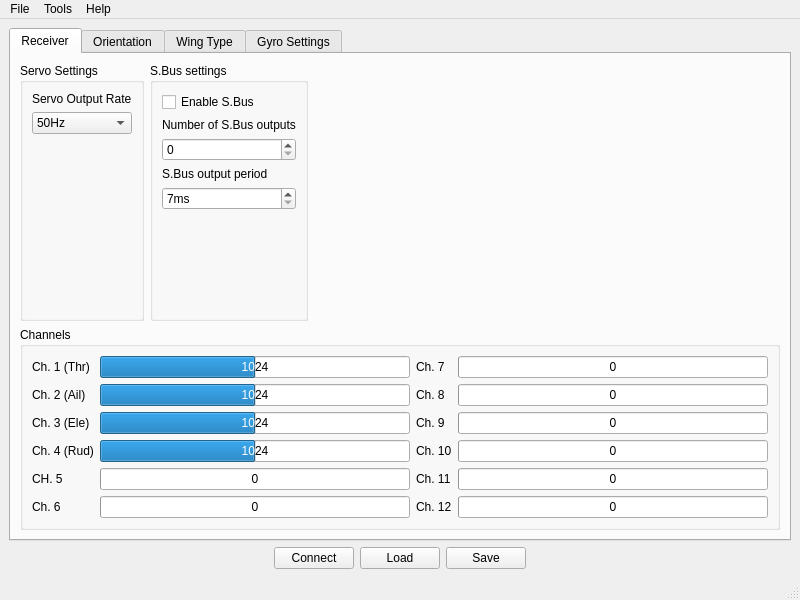
First picture: the form in software/RX12GConfig/mainwindow.ui, repository bemcgarvey/RX12G, before the edit.
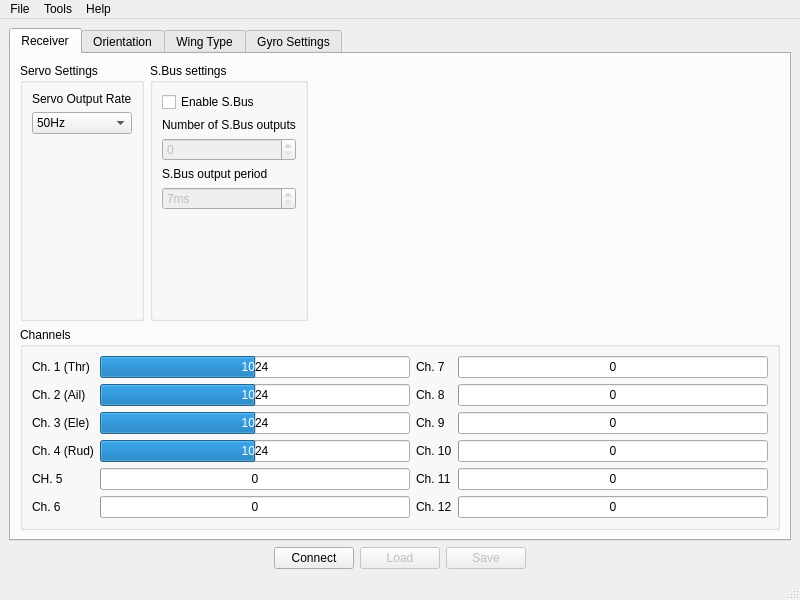
Second picture: the form after the edit.

The edit to the form file:
```diff
--- a/software/RX12GConfig/mainwindow.ui
+++ b/software/RX12GConfig/mainwindow.ui
@@ -97,6 +97,9 @@
              </item>
              <item>
               <widget class="QSpinBox" name="sbusOutputsSpinBox">
+               <property name="enabled">
+                <bool>false</bool>
+               </property>
                <property name="maximum">
                 <number>4</number>
                </property>
@@ -110,7 +113,10 @@
               </widget>
              </item>
              <item>
-              <widget class="QSpinBox" name="sbusPeriodComboBox">
+              <widget class="QSpinBox" name="sbusPeriodSpinBox">
+               <property name="enabled">
+                <bool>false</bool>
+               </property>
                <property name="suffix">
                 <string>ms</string>
                </property>
@@ -448,6 +454,9 @@
       </item>
       <item>
        <widget class="QPushButton" name="loadPushButton">
+        <property name="enabled">
+         <bool>false</bool>
+        </property>
         <property name="text">
          <string>Load</string>
         </property>
@@ -455,6 +464,9 @@
       </item>
       <item>
        <widget class="QPushButton" name="savePushButton">
+        <property name="enabled">
+         <bool>false</bool>
+        </property>
         <property name="text">
          <string>Save</string>
         </property>
```
Left out of the diff: 3 changed lines with no effect on the pictures.
